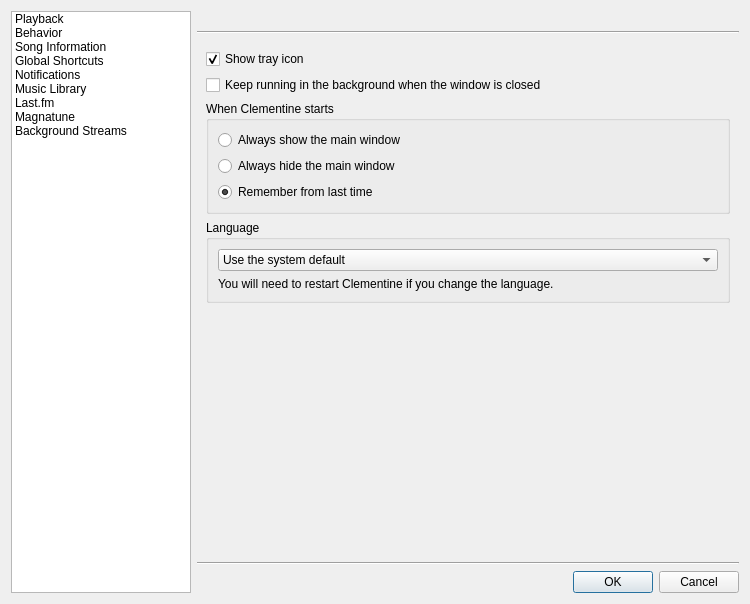
Above: src/ui/settingsdialog.ui from clementine-player/Clementine before the change. Below: the same form after it.
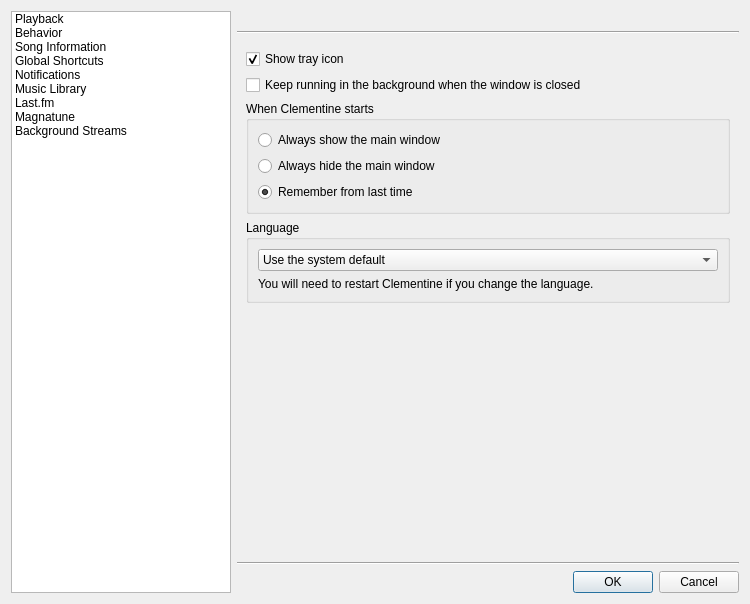
That is the form after the change. Icons and pictures are not drawn. Custom widgets are drawn as their Qt base class.

Commit message: Just one more close shortcut and settings dialog width fix on mac.

Patch:
```diff
--- a/src/ui/settingsdialog.ui
+++ b/src/ui/settingsdialog.ui
@@ -22,7 +22,7 @@
     <widget class="QListWidget" name="list">
      <property name="maximumSize">
       <size>
-       <width>180</width>
+       <width>220</width>
        <height>16777215</height>
       </size>
      </property>
```
The commit also changes 1 other file.
